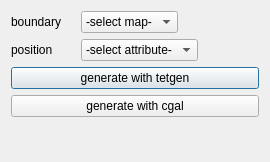
Above: schnapps/plugins/volume_mesh_from_surface/export_dialog.ui from cgogn/SCHNApps before the change. Below: the same form after it.
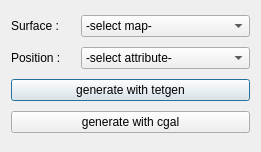
That is the form after the change.

What changed in the file:
```diff
--- a/schnapps/plugins/volume_mesh_from_surface/export_dialog.ui
+++ b/schnapps/plugins/volume_mesh_from_surface/export_dialog.ui
@@ -6,118 +6,83 @@
    <rect>
     <x>0</x>
     <y>0</y>
-    <width>270</width>
-    <height>162</height>
+    <width>261</width>
+    <height>152</height>
    </rect>
   </property>
   <property name="windowTitle">
    <string>Make Mesh</string>
   </property>
-  <layout class="QVBoxLayout" name="verticalLayout">
-   <item>
-    <layout class="QHBoxLayout" name="horizontalLayout">
-     <item>
-      <widget class="QLabel" name="label">
-       <property name="minimumSize">
-        <size>
-         <width>64</width>
-         <height>0</height>
-        </size>
-       </property>
-       <property name="text">
-        <string>boundary</string>
-       </property>
-      </widget>
-     </item>
-     <item>
-      <widget class="QComboBox" name="comboBoxMapSelection">
-       <item>
-        <property name="text">
-         <string>-select map-</string>
-        </property>
-       </item>
-      </widget>
-     </item>
-     <item>
-      <spacer name="horizontalSpacer">
-       <property name="orientation">
-        <enum>Qt::Horizontal</enum>
-       </property>
-       <property name="sizeHint" stdset="0">
-        <size>
-         <width>40</width>
-         <height>20</height>
-        </size>
-       </property>
-      </spacer>
-     </item>
-    </layout>
-   </item>
-   <item>
-    <layout class="QHBoxLayout" name="horizontalLayout_2">
-     <item>
-      <widget class="QLabel" name="label_2">
-       <property name="minimumSize">
-        <size>
-         <width>64</width>
-         <height>0</height>
-        </size>
-       </property>
-       <property name="text">
-        <string>position</string>
-       </property>
-      </widget>
-     </item>
-     <item>
-      <widget class="QComboBox" name="comboBoxPositionSelection">
-       <item>
-        <property name="text">
-         <string>-select attribute-</string>
-        </property>
-       </item>
-      </widget>
-     </item>
-     <item>
-      <spacer name="horizontalSpacer_2">
-       <property name="orientation">
-        <enum>Qt::Horizontal</enum>
-       </property>
-       <property name="sizeHint" stdset="0">
-        <size>
-         <width>40</width>
-         <height>20</height>
-        </size>
-       </property>
-      </spacer>
-     </item>
-    </layout>
-   </item>
-   <item>
+  <layout class="QGridLayout" name="gridLayout">
+   <item row="2" column="0" colspan="2">
     <widget class="QPushButton" name="pushButton_gen_volume_meshTetgen">
      <property name="text">
       <string>generate with tetgen</string>
      </property>
     </widget>
    </item>
-   <item>
+   <item row="1" column="1">
+    <widget class="QComboBox" name="comboBoxPositionSelection">
+     <property name="sizePolicy">
+      <sizepolicy hsizetype="Expanding" vsizetype="Fixed">
+       <horstretch>0</horstretch>
+       <verstretch>0</verstretch>
+      </sizepolicy>
+     </property>
+     <item>
+      <property name="text">
+       <string>-select attribute-</string>
+      </property>
+     </item>
+    </widget>
+   </item>
+   <item row="3" column="0" colspan="2">
     <widget class="QPushButton" name="pushButtonGenMeshCGAL">
      <property name="text">
       <string>generate with cgal</string>
      </property>
     </widget>
    </item>
-   <item>
-    <spacer name="verticalSpacer">
-     <property name="orientation">
-      <enum>Qt::Vertical</enum>
+   <item row="0" column="0">
+    <widget class="QLabel" name="label">
+     <property name="minimumSize">
+      <size>
+       <width>64</width>
+       <height>0</height>
+      </size>
      </property>
-     <property name="sizeHint" stdset="0">
+     <property name="text">
+      <string>Surface :</string>
+     </property>
+    </widget>
+   </item>
+   <item row="0" column="1">
+    <widget class="QComboBox" name="comboBoxMapSelection">
+     <property name="sizePolicy">
+      <sizepolicy hsizetype="Expanding" vsizetype="Fixed">
+       <horstretch>0</horstretch>
+       <verstretch>0</verstretch>
+      </sizepolicy>
+     </property>
+     <item>
+      <property name="text">
+       <string>-select map-</string>
+      </property>
+     </item>
+    </widget>
+   </item>
+   <item row="1" column="0">
+    <widget class="QLabel" name="label_2">
+     <property name="minimumSize">
       <size>
-       <width>20</width>
-       <height>40</height>
+       <width>64</width>
+       <height>0</height>
       </size>
      </property>
-    </spacer>
+     <property name="text">
+      <string>Position :</string>
+     </property>
+    </widget>
    </item>
   </layout>
  </widget>
```
